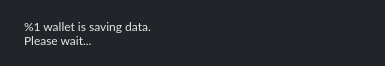
Before: the Qt Designer form src/gui/ui/exitwidget.ui in ConcealNetwork/conceal-desktop, drawn with Qt 5.
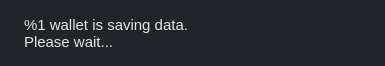
After: the same form once the commit is applied.

Patch:
```diff
--- a/src/gui/ui/exitwidget.ui
+++ b/src/gui/ui/exitwidget.ui
@@ -30,10 +30,12 @@
     <widget class="QLabel" name="m_label">
      <property name="font">
       <font>
-       <family>Lato</family>
-       <pointsize>9</pointsize>
+       <pointsize>-1</pointsize>
       </font>
      </property>
+     <property name="styleSheet">
+      <string notr="true">font-size: 15px;</string>
+     </property>
      <property name="text">
       <string>%1 wallet is saving data.
 Please wait...</string>
```
